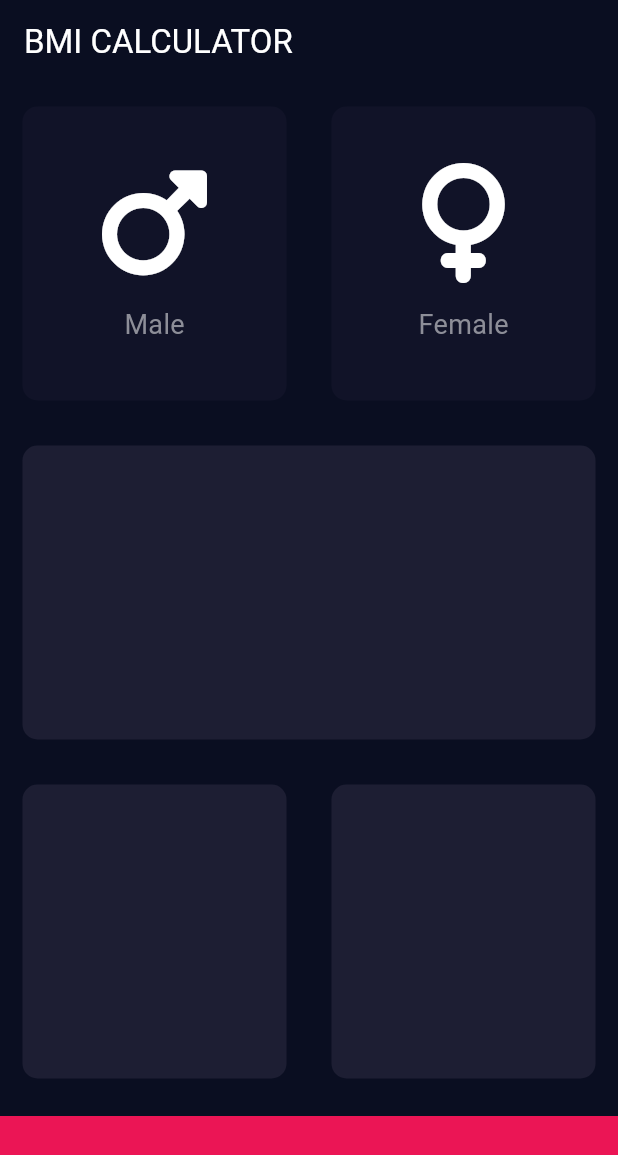
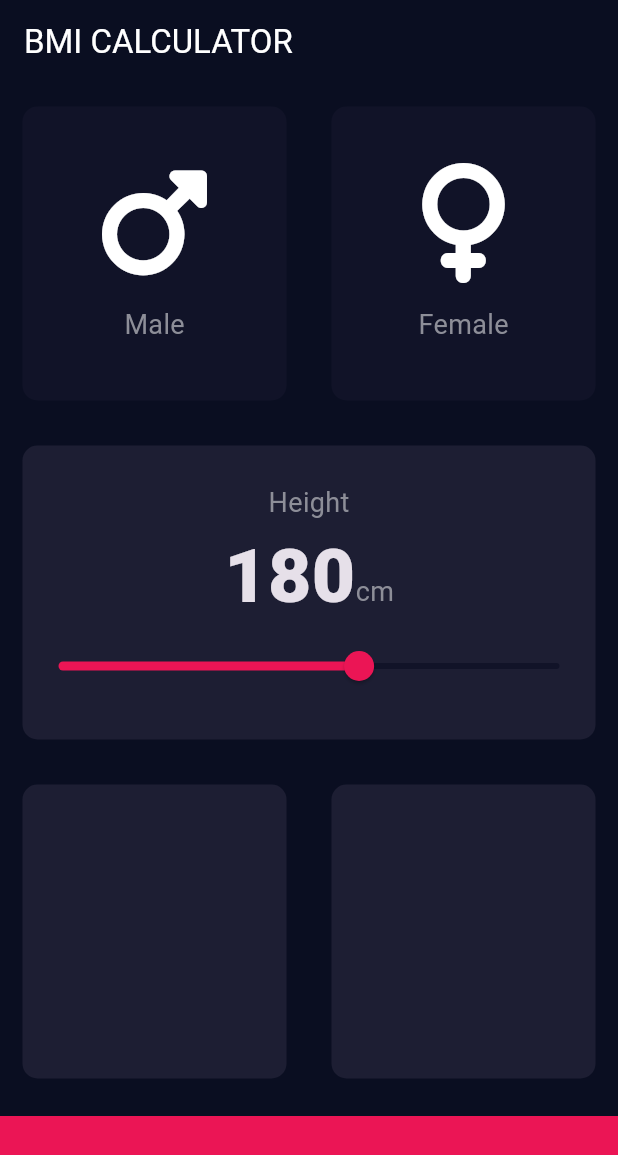
Before and after one commit to Panzershack/bmi_calculator, a Flutter app: the screen it shows after launch, on a phone screen of 412 x 824 dp. Shown: the top 1155 px of the screen. Run offline on Flutter 3.47's test engine with Material 3 defaults, Android fonts, the phone set to English and light mode, and no system bars; our stand-ins replace font_awesome_flutter.

Commit message:
added seperate dart file to store constants, passed the onTap function as a parameter to the reusable_card.dart file. created a slider widget

```diff
--- /dev/null
+++ b/lib/constants.dart
@@ -0,0 +1,13 @@
+import 'package:flutter/material.dart';
+
+const kBottomContainerHeight = 80.0;
+const Color kActiveCardColor = Color(0xFF1d1E33);
+const Color kInactiveCardColor = Color(0xFF111328);
+const Color kCrimsonRed = Color(0xFFeb1555);
+
+const kLabelTextStyles = TextStyle(
+  fontSize: 18.0,
+  color: Color(0xFF8D8E98),
+);
+
+const kNumberStyles = TextStyle(fontSize: 50.0, fontWeight: FontWeight.w900);
--- a/lib/icon_content.dart
+++ b/lib/icon_content.dart
@@ -1,9 +1,5 @@
 import 'package:flutter/material.dart';
-
-const labelTextStyles = TextStyle(
-  fontSize: 18.0,
-  color: Color(0xFF8D8E98),
-);
+import 'constants.dart';
 
 class iconContent extends StatelessWidget {
   final String text;
@@ -23,7 +19,7 @@ class iconContent extends StatelessWidget {
         SizedBox(
           height: 15.0,
         ),
-        Text(text, style: labelTextStyles),
+        Text(text, style: kLabelTextStyles),
       ],
     );
   }
--- a/lib/input_page.dart
+++ b/lib/input_page.dart
@@ -2,11 +2,7 @@ import 'package:flutter/material.dart';
 import 'package:font_awesome_flutter/font_awesome_flutter.dart';
 import 'reusable_card.dart';
 import 'icon_content.dart';
-
-const bottomContainerHeight = 80.0;
-const Color activeCardColor = Color(0xFF1d1E33);
-const Color inactiveCardColor = Color(0xFF111328);
-const Color crimsonRed = Color(0xFFeb1555);
+import 'constants.dart';
 
 enum gender { male, female }
 
@@ -17,6 +13,7 @@ class InputPage extends StatefulWidget {
 
 class _InputPageState extends State<InputPage> {
   gender? selectedGender;
+  int height = 180;
 
   @override
   Widget build(BuildContext context) {
@@ -30,62 +27,98 @@ class _InputPageState extends State<InputPage> {
         ),
       ),
       body: Column(
+        crossAxisAlignment: CrossAxisAlignment.stretch,
         children: [
           Expanded(
             child: Row(
               children: [
                 Expanded(
-                  child: GestureDetector(
-                    onTap: () {
+                  child: reusableCard(
+                    myColor: selectedGender == gender.male
+                        ? kActiveCardColor
+                        : kInactiveCardColor,
+                    onPress: () {
                       setState(() {
                         selectedGender = gender.male;
                       });
                     },
-                    child: reusableCard(
-                      selectedGender == gender.male
-                          ? activeCardColor
-                          : inactiveCardColor,
-                      cardChild: iconContent('Male', FontAwesomeIcons.mars),
-                    ),
+                    cardChild: iconContent('Male', FontAwesomeIcons.mars),
                   ),
                 ),
                 Expanded(
-                  child: GestureDetector(
-                    onTap: () {
+                  child: reusableCard(
+                    myColor: selectedGender == gender.female
+                        ? kActiveCardColor
+                        : kInactiveCardColor,
+                    onPress: () {
                       setState(() {
                         selectedGender = gender.female;
                       });
                     },
-                    child: reusableCard(
-                      selectedGender == gender.female
-                          ? activeCardColor
-                          : inactiveCardColor,
-                      cardChild: iconContent('Female', FontAwesomeIcons.venus),
-                    ),
+                    cardChild: iconContent('Female', FontAwesomeIcons.venus),
                   ),
                 ),
               ],
             ),
           ),
           Expanded(
-            child: reusableCard(activeCardColor),
+            child: reusableCard(
+              myColor: kActiveCardColor,
+              cardChild: Column(
+                mainAxisAlignment: MainAxisAlignment.center,
+                children: [
+                  Text(
+                    'Height',
+                    style: kLabelTextStyles,
+                  ),
+                  Row(
+                    textBaseline: TextBaseline.alphabetic,
+                    crossAxisAlignment: CrossAxisAlignment.baseline,
+                    mainAxisAlignment: MainAxisAlignment.center,
+                    children: [
+                      Text(
+                        height.toString(),
+                        style: kNumberStyles,
+                      ),
+                      Text(
+                        'cm',
+                        style: kLabelTextStyles,
+                      )
+                    ],
+                  ),
+                  Slider(
+                    value: height.toDouble(),
+                    min: 120.0,
+                    max: 220.0,
+                    onChanged: (double newVal) {
+                      print(newVal);
+                      setState(() {
+                        height = newVal.round();
+                      });
+                    },
+                    activeColor: kCrimsonRed,
+                    inactiveColor: kInactiveCardColor,
+                  )
+                ],
+              ),
+            ),
           ),
           Expanded(
             child: Row(
               children: [
                 Expanded(
-                  child: reusableCard(activeCardColor),
+                  child: reusableCard(myColor: kActiveCardColor),
                 ),
                 Expanded(
-                  child: reusableCard(activeCardColor),
+                  child: reusableCard(myColor: kActiveCardColor),
                 ),
               ],
             ),
           ),
           Container(
-            color: crimsonRed,
+            color: kCrimsonRed,
             margin: EdgeInsets.only(top: 10.0),
-            height: bottomContainerHeight,
+            height: kBottomContainerHeight,
             width: double.infinity,
           ),
         ],
--- a/lib/reusable_card.dart
+++ b/lib/reusable_card.dart
@@ -1,19 +1,25 @@
 import 'package:flutter/material.dart';
 
 class reusableCard extends StatelessWidget {
-  final Color myColor;
+  final Color? myColor;
   final Widget? cardChild;
+  final Function? onPress;
 
-  reusableCard(this.myColor, {this.cardChild});
+  reusableCard({this.myColor, this.cardChild, this.onPress});
 
   @override
   Widget build(BuildContext context) {
-    return Container(
-      child: cardChild,
-      margin: EdgeInsets.all(15.0),
-      decoration: BoxDecoration(
-        borderRadius: BorderRadius.circular(10.0),
-        color: myColor,
+    return GestureDetector(
+      onTap: () {
+        onPress!();
+      },
+      child: Container(
+        child: cardChild,
+        margin: EdgeInsets.all(15.0),
+        decoration: BoxDecoration(
+          borderRadius: BorderRadius.circular(10.0),
+          color: myColor,
+        ),
       ),
     );
   }
```
